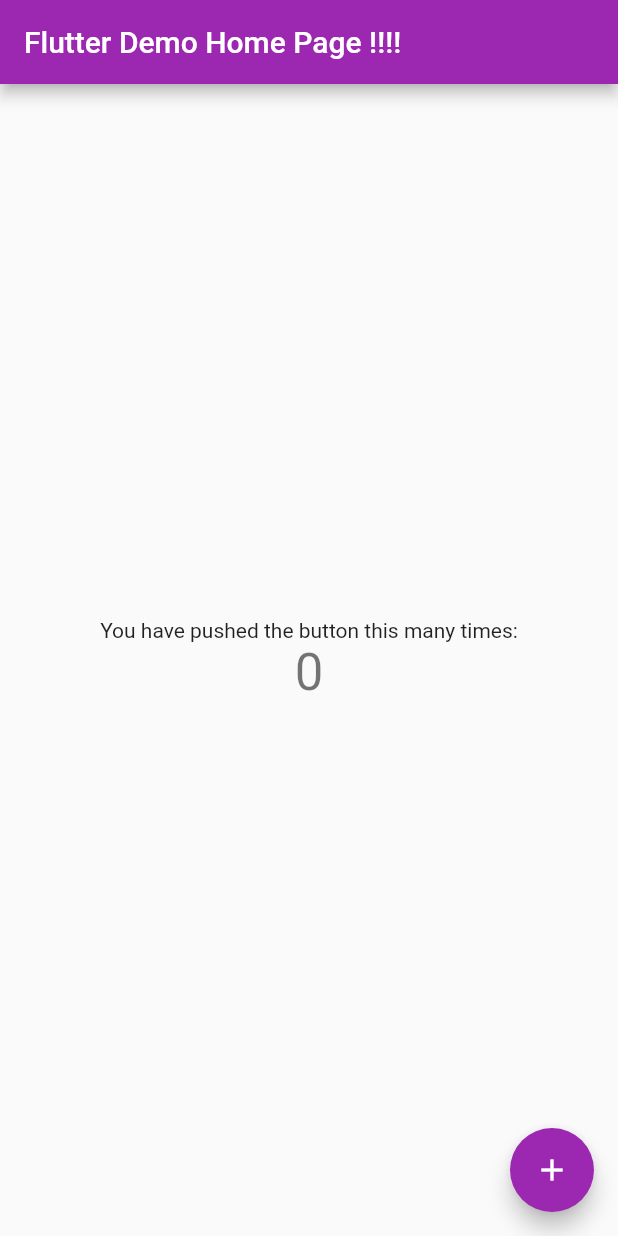
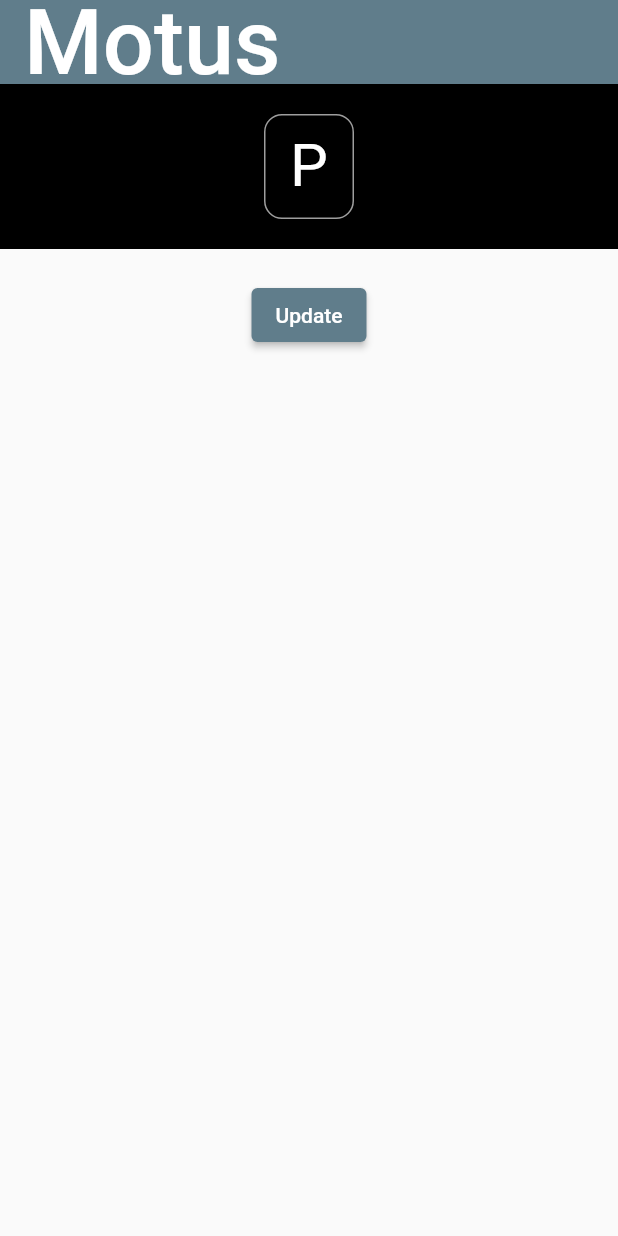
Before and after one commit to jdemorcy/motus, a Flutter app: the screen it shows after launch, on a phone screen of 412 x 824 dp. Run offline on Flutter 3.47's test engine with Material 2 defaults, Android fonts, the phone set to English and light mode, and no system bars.

Commit message:
General design of the letters and color changes test

```diff
--- a/lib/main.dart
+++ b/lib/main.dart
@@ -1,4 +1,5 @@
 import 'package:flutter/material.dart';
+import 'package:motus/shared/constants.dart';
 
 void main() {
   runApp(const MyApp());
@@ -13,9 +14,9 @@ class MyApp extends StatelessWidget {
     return MaterialApp(
       title: 'Motus',
       theme: ThemeData(
-        primarySwatch: Colors.purple,
+        primarySwatch: Colors.blueGrey,
       ),
-      home: const MyHomePage(title: 'Flutter Demo Home Page !!!!'),
+      home: const MyHomePage(title: 'Motus'),
     );
   }
 }
@@ -30,11 +31,14 @@ class MyHomePage extends StatefulWidget {
 }
 
 class _MyHomePageState extends State<MyHomePage> {
-  int _counter = 0;
 
-  void _incrementCounter() {
+  bool status = false;
+  String letter = 'P';
+
+  void changeLetter() {
     setState(() {
-      _counter++;
+      letter = 'V';
+      status = true;
     });
   }
 
@@ -43,26 +47,46 @@ class _MyHomePageState extends State<MyHomePage> {
 
     return Scaffold(
       appBar: AppBar(
-        title: Text(widget.title),
+        title: Text(
+            widget.title,
+          style: const TextStyle(
+            fontSize: 60.0,
+          ),
+        ),
+        elevation: 0.0,
       ),
-      body: Center(
-        child: Column(
-          mainAxisAlignment: MainAxisAlignment.center,
-          children: <Widget>[
-            const Text(
-              'You have pushed the button this many times:',
+      body: Column(
+        children: <Widget>[Container(
+          padding: const EdgeInsets.all(20.0),
+          alignment: Alignment.topCenter,
+          color: Colors.black,
+          child: Container(
+            width: 60.0,
+            height: 70.0,
+            padding: EdgeInsets.all(10.0),
+            decoration: status ? letterDecorationFound : letterDecorationNeutral,
+            child: Text(
+              letter,
+              textAlign: TextAlign.center,
+              style: const TextStyle(
+                fontSize: 40.0,
+                color: Colors.white,
+              ),
             ),
-            Text(
-              '$_counter',
-              style: Theme.of(context).textTheme.headline4,
+          ),
+        ),
+        SizedBox(height: 20.0),
+
+          ElevatedButton(
+            onPressed: () => changeLetter(),
+            style: ButtonStyle(
+                backgroundColor: MaterialStateProperty.all(Colors.blueGrey)
             ),
-          ],
-        ),
-      ),
-      floatingActionButton: FloatingActionButton(
-        onPressed: _incrementCounter,
-        tooltip: 'Increment',
-        child: const Icon(Icons.add),
+            child: const Text(
+              'Update',
+            ),
+          ),
+        ]
       ),
     );
   }
--- /dev/null
+++ b/lib/shared/constants.dart
@@ -0,0 +1,20 @@
+import 'package:flutter/material.dart';
+
+// Decoration of the letter containers
+BoxDecoration letterDecorationNeutral = BoxDecoration(
+    color: Colors.black,
+    border: Border.all(
+      color: Colors.grey,
+      width: 1,
+    ),
+    borderRadius: BorderRadius.circular(12)
+);
+
+BoxDecoration letterDecorationFound = BoxDecoration(
+    color: Colors.green,
+    border: Border.all(
+      color: Colors.grey,
+      width: 1,
+    ),
+    borderRadius: BorderRadius.circular(12)
+);
```
